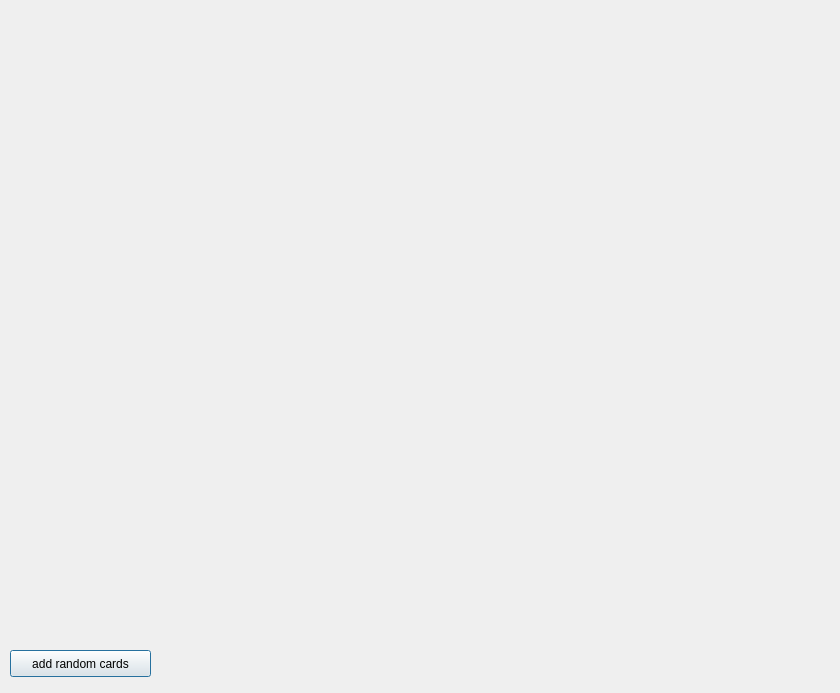
Qt form client/gamewindow.ui (vincentvanbush/maumau) before a commit.
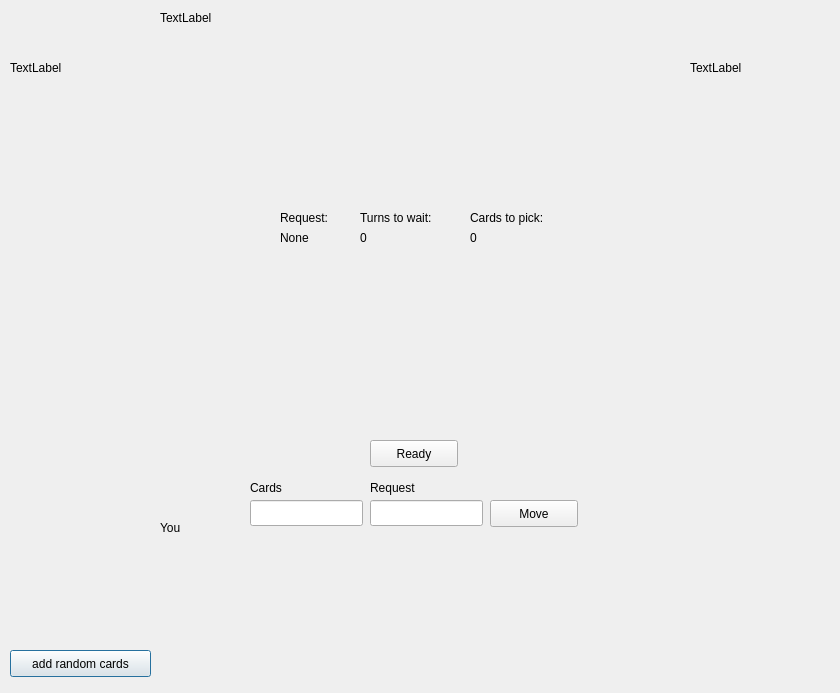
The same form after that commit.

Diff of the .ui file:
```diff
--- a/client/gamewindow.ui
+++ b/client/gamewindow.ui
@@ -36,7 +36,7 @@
    <property name="geometry">
     <rect>
      <x>160</x>
-     <y>10</y>
+     <y>30</y>
      <width>521</width>
      <height>141</height>
     </rect>
@@ -79,14 +79,216 @@
   <widget class="QWidget" name="horizontalLayoutWidget_2">
    <property name="geometry">
     <rect>
-     <x>160</x>
+     <x>280</x>
      <y>270</y>
-     <width>521</width>
+     <width>271</width>
      <height>141</height>
     </rect>
    </property>
    <layout class="QHBoxLayout" name="tableCardLayout"/>
   </widget>
+  <widget class="QLabel" name="label">
+   <property name="geometry">
+    <rect>
+     <x>280</x>
+     <y>210</y>
+     <width>58</width>
+     <height>16</height>
+    </rect>
+   </property>
+   <property name="text">
+    <string>Request:</string>
+   </property>
+  </widget>
+  <widget class="QLabel" name="requestLabel">
+   <property name="geometry">
+    <rect>
+     <x>280</x>
+     <y>230</y>
+     <width>58</width>
+     <height>16</height>
+    </rect>
+   </property>
+   <property name="text">
+    <string>None</string>
+   </property>
+  </widget>
+  <widget class="QLabel" name="bottomPlayerLabel">
+   <property name="geometry">
+    <rect>
+     <x>160</x>
+     <y>520</y>
+     <width>58</width>
+     <height>16</height>
+    </rect>
+   </property>
+   <property name="text">
+    <string>You</string>
+   </property>
+  </widget>
+  <widget class="QLabel" name="leftPlayerLabel">
+   <property name="geometry">
+    <rect>
+     <x>10</x>
+     <y>60</y>
+     <width>58</width>
+     <height>16</height>
+    </rect>
+   </property>
+   <property name="text">
+    <string>TextLabel</string>
+   </property>
+  </widget>
+  <widget class="QLabel" name="topPlayerLabel">
+   <property name="geometry">
+    <rect>
+     <x>160</x>
+     <y>10</y>
+     <width>58</width>
+     <height>16</height>
+    </rect>
+   </property>
+   <property name="text">
+    <string>TextLabel</string>
+   </property>
+  </widget>
+  <widget class="QLabel" name="rightPlayerLabel">
+   <property name="geometry">
+    <rect>
+     <x>690</x>
+     <y>60</y>
+     <width>58</width>
+     <height>16</height>
+    </rect>
+   </property>
+   <property name="text">
+    <string>TextLabel</string>
+   </property>
+  </widget>
+  <widget class="QLineEdit" name="lineEdit">
+   <property name="geometry">
+    <rect>
+     <x>250</x>
+     <y>500</y>
+     <width>113</width>
+     <height>26</height>
+    </rect>
+   </property>
+  </widget>
+  <widget class="QPushButton" name="moveButton">
+   <property name="geometry">
+    <rect>
+     <x>490</x>
+     <y>500</y>
+     <width>88</width>
+     <height>27</height>
+    </rect>
+   </property>
+   <property name="text">
+    <string>Move</string>
+   </property>
+  </widget>
+  <widget class="QLabel" name="label_2">
+   <property name="geometry">
+    <rect>
+     <x>250</x>
+     <y>480</y>
+     <width>58</width>
+     <height>16</height>
+    </rect>
+   </property>
+   <property name="text">
+    <string>Cards</string>
+   </property>
+  </widget>
+  <widget class="QLineEdit" name="requestEdit">
+   <property name="geometry">
+    <rect>
+     <x>370</x>
+     <y>500</y>
+     <width>113</width>
+     <height>26</height>
+    </rect>
+   </property>
+  </widget>
+  <widget class="QLabel" name="label_3">
+   <property name="geometry">
+    <rect>
+     <x>370</x>
+     <y>480</y>
+     <width>58</width>
+     <height>16</height>
+    </rect>
+   </property>
+   <property name="text">
+    <string>Request</string>
+   </property>
+  </widget>
+  <widget class="QPushButton" name="readyButton">
+   <property name="geometry">
+    <rect>
+     <x>370</x>
+     <y>440</y>
+     <width>88</width>
+     <height>27</height>
+    </rect>
+   </property>
+   <property name="text">
+    <string>Ready</string>
+   </property>
+  </widget>
+  <widget class="QLabel" name="label_4">
+   <property name="geometry">
+    <rect>
+     <x>360</x>
+     <y>210</y>
+     <width>81</width>
+     <height>16</height>
+    </rect>
+   </property>
+   <property name="text">
+    <string>Turns to wait:</string>
+   </property>
+  </widget>
+  <widget class="QLabel" name="label_5">
+   <property name="geometry">
+    <rect>
+     <x>470</x>
+     <y>210</y>
+     <width>81</width>
+     <height>16</height>
+    </rect>
+   </property>
+   <property name="text">
+    <string>Cards to pick:</string>
+   </property>
+  </widget>
+  <widget class="QLabel" name="turnsLabel">
+   <property name="geometry">
+    <rect>
+     <x>360</x>
+     <y>230</y>
+     <width>58</width>
+     <height>16</height>
+    </rect>
+   </property>
+   <property name="text">
+    <string>0</string>
+   </property>
+  </widget>
+  <widget class="QLabel" name="cardsLabel">
+   <property name="geometry">
+    <rect>
+     <x>470</x>
+     <y>230</y>
+     <width>58</width>
+     <height>16</height>
+    </rect>
+   </property>
+   <property name="text">
+    <string>0</string>
+   </property>
+  </widget>
  </widget>
  <resources/>
  <connections/>
```
